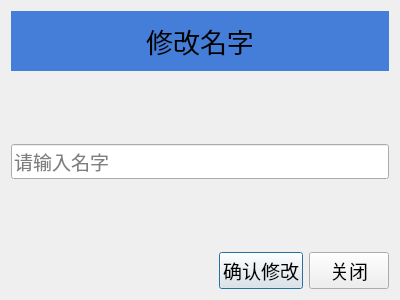
Before: the Qt Designer form ui/widgets/subpages/page3_1/modify_dialog/dialog.ui in ArcherLuo233/election-s-prediction, drawn with Qt 5.
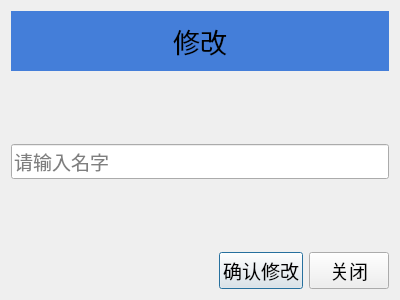
After: the same form once the commit is applied.

The edit to the form file:
```diff
--- a/ui/widgets/subpages/page3_1/modify_dialog/dialog.ui
+++ b/ui/widgets/subpages/page3_1/modify_dialog/dialog.ui
@@ -34,7 +34,7 @@
                         </string>
                     </property>
                     <property name="text">
-                        <string>修改名字</string>
+                        <string>修改</string>
                     </property>
                     <property name="alignment">
                         <set>Qt::AlignCenter</set>
```
